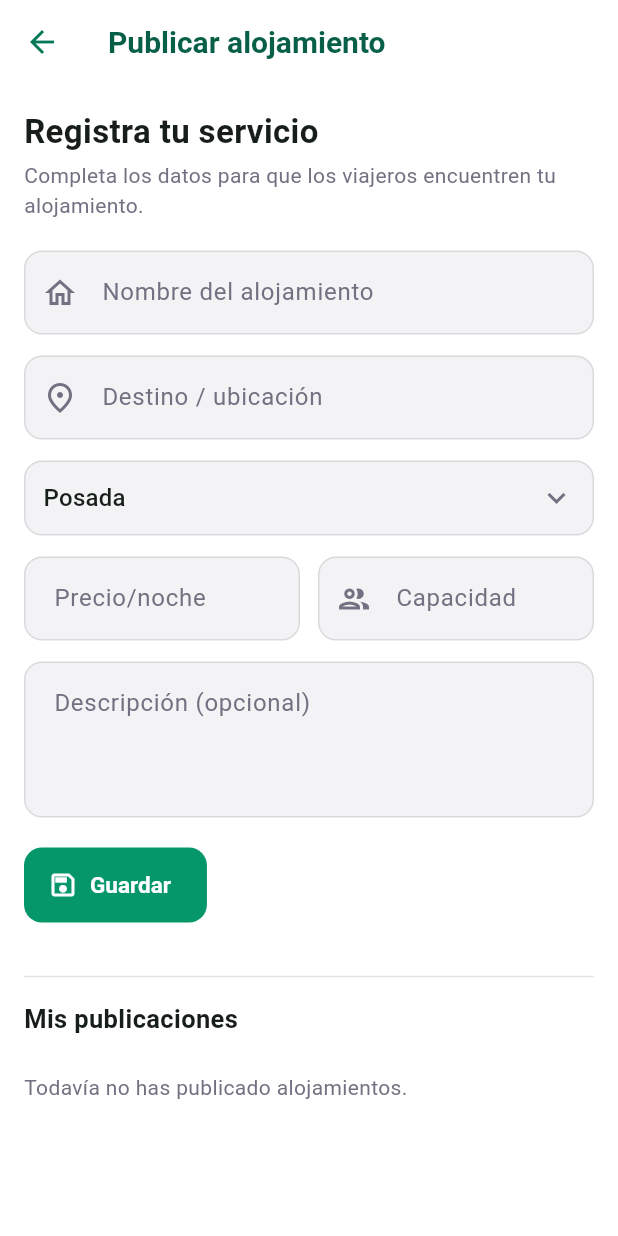
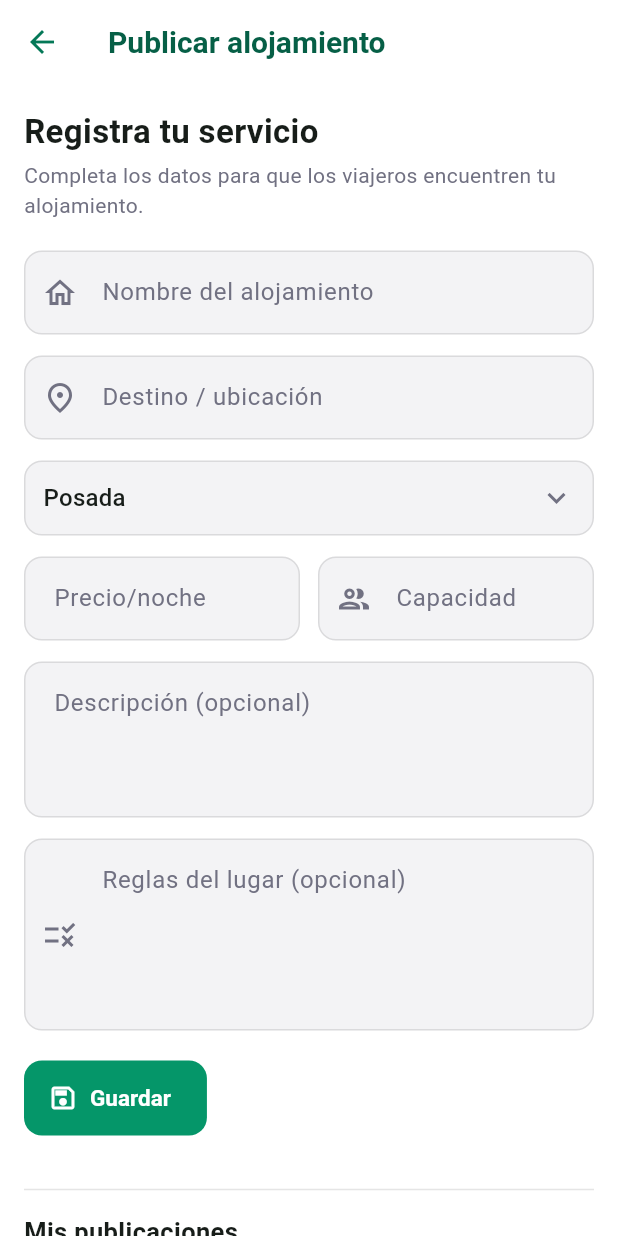
Before and after one commit to rogerbalan001/Hito-2-3-Sistemas-de-Info-Grupo-6, a Flutter app: the AddAccommodationPage screen opened directly, on a phone screen of 412 x 824 dp. Run offline on Flutter 3.47's test engine with Material 3 defaults, Android fonts, the phone set to English and light mode, and no system bars; our stand-ins replace cloud_firestore, firebase_auth, firebase_core, web; missing offline and left inert: dart:js_interop, dart:ui_web; accounts and stored records are empty; network calls fail.

Commit message:
commit 1

```diff
--- a/lib/add_accommodation_page.dart
+++ b/lib/add_accommodation_page.dart
@@ -1,5 +1,6 @@
 import 'package:cloud_firestore/cloud_firestore.dart';
 import 'package:flutter/material.dart';
+import 'models/accommodation.dart';
 import 'services/accommodation_service.dart';
 import 'theme/app_theme.dart';
 
@@ -23,6 +24,7 @@ class _AddAccommodationPageState extends State<AddAccommodationPage> {
   final _precioController = TextEditingController();
   final _capacidadController = TextEditingController();
   final _descripcionController = TextEditingController();
+  final _reglasController = TextEditingController();
 
   static const _tipos = ['Posada', 'Camping', 'Hostal', 'Cabaña', 'Eco-Lodge'];
   String _tipo = 'Posada';
@@ -36,6 +38,7 @@ class _AddAccommodationPageState extends State<AddAccommodationPage> {
     _precioController.dispose();
     _capacidadController.dispose();
     _descripcionController.dispose();
+    _reglasController.dispose();
     super.dispose();
   }
 
@@ -57,6 +60,7 @@ class _AddAccommodationPageState extends State<AddAccommodationPage> {
         precioPorNoche: double.parse(_precioController.text.trim()),
         capacidad: int.parse(_capacidadController.text.trim()),
         descripcion: _descripcionController.text.trim(),
+        reglas: reglasFromText(_reglasController.text),
       );
       _showMessage('Alojamiento publicado correctamente');
       // Limpia el formulario para una nueva carga.
@@ -66,6 +70,7 @@ class _AddAccommodationPageState extends State<AddAccommodationPage> {
       _precioController.clear();
       _capacidadController.clear();
       _descripcionController.clear();
+      _reglasController.clear();
       setState(() => _tipo = 'Posada');
     } catch (e) {
       _showMessage('No se pudo publicar: $e');
@@ -197,6 +202,23 @@ class _AddAccommodationPageState extends State<AddAccommodationPage> {
                     alignLabelWithHint: true,
                   ),
                 ),
+                const SizedBox(height: 14),
+
+                // Reglas del lugar: una por línea. Si se deja vacío, el detalle
+                // del alojamiento muestra reglas genéricas por defecto.
+                TextFormField(
+                  controller: _reglasController,
+                  maxLines: 4,
+                  textCapitalization: TextCapitalization.sentences,
+                  decoration: const InputDecoration(
+                    labelText: 'Reglas del lugar (opcional)',
+                    hintText: 'Una regla por línea. Ej:\n'
+                        'Check-in desde las 2:00 PM\n'
+                        'No se permiten fiestas',
+                    alignLabelWithHint: true,
+                    prefixIcon: Icon(Icons.rule_outlined),
+                  ),
+                ),
                 const SizedBox(height: 20),
 
                 SizedBox(
--- a/lib/admin_page.dart
+++ b/lib/admin_page.dart
@@ -340,6 +340,8 @@ class _AdminPageState extends State<AdminPage> {
     final capacidadCtrl =
         TextEditingController(text: '${a.capacity ?? 0}');
     final descripcionCtrl = TextEditingController(text: a.description ?? '');
+    // Reglas del lugar, editables individualmente (una por línea).
+    final reglasCtrl = TextEditingController(text: a.rules.join('\n'));
     var disponible = a.available;
 
     final guardar = await showDialog<bool>(
@@ -382,6 +384,14 @@ class _AdminPageState extends State<AdminPage> {
                   decoration:
                       const InputDecoration(labelText: 'Descripción'),
                 ),
+                TextField(
+                  controller: reglasCtrl,
+                  maxLines: 4,
+                  decoration: const InputDecoration(
+                    labelText: 'Reglas del lugar (una por línea)',
+                    alignLabelWithHint: true,
+                  ),
+                ),
                 SwitchListTile(
                   contentPadding: EdgeInsets.zero,
                   title: const Text('Disponible'),
@@ -422,6 +432,7 @@ class _AdminPageState extends State<AdminPage> {
             int.tryParse(capacidadCtrl.text.trim()) ?? (a.capacity ?? 0),
         descripcion: descripcionCtrl.text.trim(),
         available: disponible,
+        reglas: reglasFromText(reglasCtrl.text),
       );
       if (!mounted) return;
       ScaffoldMessenger.of(context).showSnackBar(
--- a/lib/models/accommodation.dart
+++ b/lib/models/accommodation.dart
@@ -1,3 +1,14 @@
+/// Convierte un texto con una regla por línea en la lista usada por el modelo
+/// (recorta espacios y descarta líneas vacías). Es la inversa de unir las
+/// reglas con saltos de línea para mostrarlas/editarlas en un campo de texto.
+List<String> reglasFromText(String raw) {
+  return raw
+      .split('\n')
+      .map((linea) => linea.trim())
+      .where((linea) => linea.isNotEmpty)
+      .toList();
+}
+
 /// Capa de DATOS - Modelo de dominio.
 /// Representa un alojamiento económico publicado en EcoSpot.
 class Accommodation {
@@ -54,6 +65,7 @@ class Accommodation {
       capacity: (map['capacidad'] as num?)?.toInt(),
       transport: (map['transport'] as List?)?.cast<String>() ?? const [],
       amenities: (map['amenities'] as List?)?.cast<String>() ?? const [],
+      rules: (map['reglas'] as List?)?.cast<String>() ?? const [],
       operatorId: (map['operatorId'] ?? '') as String,
       available: (map['available'] as bool?) ?? true,
     );
@@ -76,6 +88,7 @@ class Accommodation {
       'capacidad': capacity,
       'transport': transport,
       'amenities': amenities,
+      'reglas': rules,
       'operatorId': operatorId,
       'available': available,
     };
--- a/lib/services/accommodation_service.dart
+++ b/lib/services/accommodation_service.dart
@@ -25,6 +25,7 @@ class AccommodationService {
     required double precioPorNoche,
     required int capacidad,
     String descripcion = '',
+    List<String> reglas = const [],
   }) async {
     final usuario = AuthService().currentUser;
     await _accommodations.add({
@@ -34,6 +35,8 @@ class AccommodationService {
       'precioPorNoche': precioPorNoche,
       'capacidad': capacidad,
       'descripcion': descripcion,
+      // Reglas del lugar definidas por el operador (una por elemento).
+      'reglas': reglas,
       'ownerId': usuario?.uid,
       'ownerEmail': usuario?.email,
       'fecha': FieldValue.serverTimestamp(),
@@ -57,6 +60,7 @@ class AccommodationService {
     required int capacidad,
     String descripcion = '',
     bool available = true,
+    List<String>? reglas,
   }) async {
     await _accommodations.doc(id).update({
       'nombre': nombre,
@@ -66,6 +70,9 @@ class AccommodationService {
       'capacidad': capacidad,
       'descripcion': descripcion,
       'available': available,
+      // Solo se sobreescriben las reglas si se pasan explícitamente, para no
+      // borrarlas en flujos que aún no las editan.
+      if (reglas != null) 'reglas': reglas,
     });
   }
 
```
Also changed, not shown: pubspec.lock.
